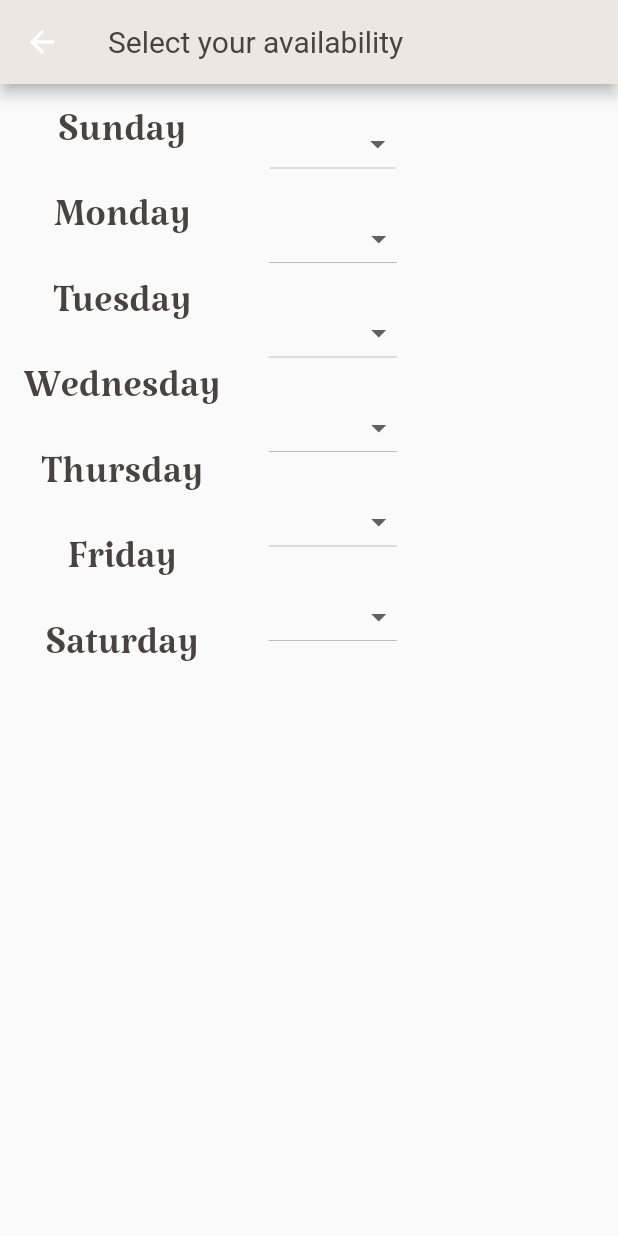
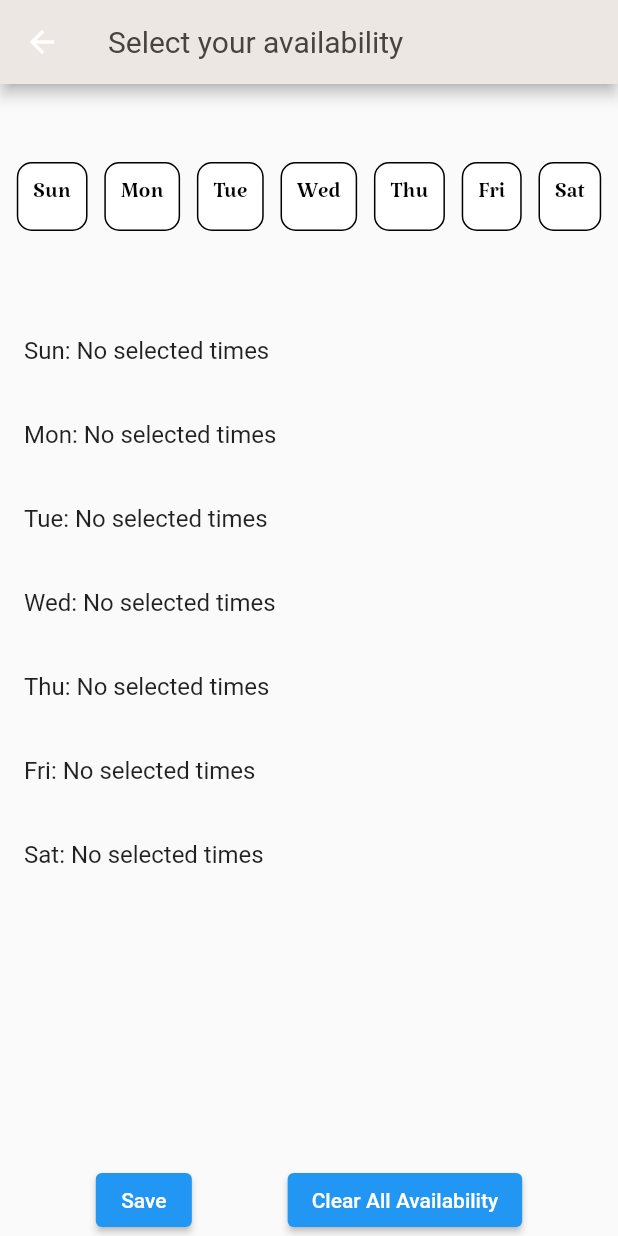
Before and after one commit to matt0125/Scheduler, a Flutter app: the AvailabilityScreen screen opened directly, on a phone screen of 412 x 824 dp. Run offline on Flutter 3.47's test engine with Material 2 defaults, Android fonts, the phone set to English and light mode, and no system bars; our stand-ins replace shared_preferences, table_calendar; accounts and stored records are empty.

Commit message:
Changed availability page
Still a work in progress

```diff
--- a/sched/lib/Pages/availability.dart
+++ b/sched/lib/Pages/availability.dart
@@ -1,178 +1,204 @@
 import 'package:flutter/material.dart';
+import 'package:shared_preferences/shared_preferences.dart';
 
-class AvailabilityScreen extends StatelessWidget {
+class AvailabilityScreen extends StatefulWidget {
+  @override
+  _AvailabilityScreenState createState() => _AvailabilityScreenState();
+}
+
+class _AvailabilityScreenState extends State<AvailabilityScreen> {
+  List<String> daysOfWeek = ['Sun', 'Mon', 'Tue', 'Wed', 'Thu', 'Fri', 'Sat'];
+  List<List<bool>> availability = List.generate(7, (index) => List.filled(24, false));
+  List<List<String>> selectedTimes = List.generate(7, (index) => []);
+
+  int selectedDayIndex = -1;
+
+  @override
+  void initState() {
+    super.initState();
+    // Load saved availability from SharedPreferences
+    loadAvailability();
+  }
+
   @override
   Widget build(BuildContext context) {
     return Scaffold(
       appBar: AppBar(
-        title: Text(
-          'Select your availability',
-          style: TextStyle(
-            color: Color(0xFF49423E),
-          ),
-        ),
+        title: Text('Select your availability', style: TextStyle(color: Color(0xFF49423E))),
       ),
-      body: Row(
+      body: Column(
         children: [
-          // Days of the week column
-          Container(
-            padding: EdgeInsets.all(16),
-            child: Column(
-              children: [
-                Text(
-                  'Sunday',
-                  style: TextStyle(
-                    fontFamily: 'Katibeh',
-                    fontSize: 35,
-                    color: Color(0xFF49423E),
+          // Days of the week row
+          AnimatedContainer(
+            duration: Duration(milliseconds: 500),
+            height: selectedDayIndex != -1 ? 50 : 150, // Adjusted height for animation
+            child: Row(
+              mainAxisAlignment: MainAxisAlignment.spaceEvenly,
+              children: daysOfWeek
+                  .asMap()
+                  .entries
+                  .map((entry) => GestureDetector(
+                onTap: () {
+                  setState(() {
+                    selectedDayIndex = selectedDayIndex == entry.key ? -1 : entry.key;
+                  });
+                },
+                child: Container(
+                  padding: EdgeInsets.all(10),
+                  decoration: BoxDecoration(
+                    color: selectedDayIndex == entry.key ? Color(0xFFB1947B) : Colors.white,
+                    border: Border.all(color: Colors.black),
+                    borderRadius: BorderRadius.circular(10),
                   ),
+                  child: Text(entry.value, style: TextStyle(fontFamily: 'Katibeh', fontSize: 20, color: Colors.black)),
                 ),
-                SizedBox(height: 15), // Add space between Sunday and Monday
-                Text(
-                  'Monday',
-                  style: TextStyle(
-                    fontFamily: 'Katibeh',
-                    fontSize: 35,
-                    color: Color(0xFF49423E),
-                  ),
-                ),
-                SizedBox(height: 15), // Add space between Monday and Tuesday
-                Text(
-                  'Tuesday',
-                  style: TextStyle(
-                    fontFamily: 'Katibeh',
-                    fontSize: 35,
-                    color: Color(0xFF49423E),
-                  ),
-                ),
-                SizedBox(height: 15), // Add space between Tuesday and Wednesday
-                Text(
-                  'Wednesday',
-                  style: TextStyle(
-                    fontFamily: 'Katibeh',
-                    fontSize: 35,
-                    color: Color(0xFF49423E),
-                  ),
-                ),
-                SizedBox(height: 15), // Add space between Wednesday and Thursday
-                Text(
-                  'Thursday',
-                  style: TextStyle(
-                    fontFamily: 'Katibeh',
-                    fontSize: 35,
-                    color: Color(0xFF49423E),
-                  ),
-                ),
-                SizedBox(height: 15), // Add space between Thursday and Friday
-                Text(
-                  'Friday',
-                  style: TextStyle(
-                    fontFamily: 'Katibeh',
-                    fontSize: 35,
-                    color: Color(0xFF49423E),
-                  ),
-                ),
-                SizedBox(height: 15), // Add space between Friday and Saturday
-                Text(
-                  'Saturday',
-                  style: TextStyle(
-                    fontFamily: 'Katibeh',
-                    fontSize: 35,
-                    color: Color(0xFF49423E),
-                  ),
-                ),
-              ],
+              ))
+                  .toList(),
             ),
           ),
-          // Drop-down boxes
-          Container(
-            padding: EdgeInsets.all(16),
-            child: Column(
-              children: [
-                DropdownButton<String>(
-                  items: ['Option 1', 'Option 2', 'Option 3']
-                      .map((String value) {
-                    return DropdownMenuItem<String>(
-                      value: value,
-                      child: Text(value),
+          // Selected day hours
+          if (selectedDayIndex != -1)
+            Expanded(
+              child: SingleChildScrollView(
+                child: GridView.builder(
+                  gridDelegate: SliverGridDelegateWithFixedCrossAxisCount(crossAxisCount: 4),
+                  itemCount: 24,
+                  shrinkWrap: true,
+                  itemBuilder: (context, index) {
+                    return GestureDetector(
+                      onTap: () {
+                        setState(() {
+                          availability[selectedDayIndex][index] = !availability[selectedDayIndex][index];
+                          if (availability[selectedDayIndex][index]) {
+                            updateSelectedTimes(selectedDayIndex, index, true);
+                          } else {
+                            updateSelectedTimes(selectedDayIndex, index, false);
+                          }
+                        });
+                      },
+                      child: Container(
+                        decoration: BoxDecoration(
+                            border: Border.all(color: Colors.black),
+                            color: availability[selectedDayIndex][index] ? Color(0xFFCDBFB6) : Colors.white),
+                        child: Center(
+                          child: Text(
+                            '${index % 12 == 0 ? 12 : index % 12}:00 ${index < 12 ? 'AM' : 'PM'}',
+                            style: TextStyle(fontSize: 14, color: Colors.black),
+                          ),
+                        ),
+                      ),
                     );
-                  }).toList(),
-                  onChanged: (String? newValue) {
-                    // Handle the drop-down value change
                   },
                 ),
-                SizedBox(height: 15), // Add space between drop-down boxes
-                DropdownButton<String>(
-                  items: ['Option A', 'Option B', 'Option C']
-                      .map((String value) {
-                    return DropdownMenuItem<String>(
-                      value: value,
-                      child: Text(value),
-                    );
-                  }).toList(),
-                  onChanged: (String? newValue) {
-                    // Handle the drop-down value change
-                  },
-                ),
-                SizedBox(height: 15),
-                DropdownButton<String>(
-                  items: ['Option A', 'Option B', 'Option C']
-                      .map((String value) {
-                    return DropdownMenuItem<String>(
-                      value: value,
-                      child: Text(value),
-                    );
-                  }).toList(),
-                  onChanged: (String? newValue) {
-                    // Handle the drop-down value change
-                  },
-                ),
-                SizedBox(height: 15),
-                DropdownButton<String>(
-                  items: ['Option A', 'Option B', 'Option C']
-                      .map((String value) {
-                    return DropdownMenuItem<String>(
-                      value: value,
-                      child: Text(value),
-                    );
-                  }).toList(),
-                  onChanged: (String? newValue) {
-                    // Handle the drop-down value change
-                  },
-                ),
-                SizedBox(height: 15),
-                DropdownButton<String>(
-                  items: ['Option A', 'Option B', 'Option C']
-                      .map((String value) {
-                    return DropdownMenuItem<String>(
-                      value: value,
-                      child: Text(value),
-                    );
-                  }).toList(),
-                  onChanged: (String? newValue) {
-                    // Handle the drop-down value change
-                  },
-                ),
-                SizedBox(height: 15),
-                DropdownButton<String>(
-                  items: ['Option A', 'Option B', 'Option C']
-                      .map((String value) {
-                    return DropdownMenuItem<String>(
-                      value: value,
-                      child: Text(value),
-                    );
-                  }).toList(),
-                  onChanged: (String? newValue) {
-                    // Handle the drop-down value change
-                  },
-                ),
-                // Add space between drop-down boxes
-                // Repeat for other days of the week
-              ],
+              ),
             ),
+          // Selected times for each day
+          Expanded(
+            child: ListView.builder(
+              itemCount: daysOfWeek.length,
+              itemBuilder: (context, dayIndex) {
+                return ListTile(
+                  title: Text(
+                    '${daysOfWeek[dayIndex]}: ${formatSelectedTimes(selectedTimes[dayIndex])}',
+                    style: TextStyle(fontSize: 16),
+                  ),
+                );
+              },
+            ),
+          ),
+          // Save and Clear All Availability buttons
+          Row(
+            mainAxisAlignment: MainAxisAlignment.spaceEvenly,
+            children: [
+              ElevatedButton(
+                onPressed: () {
+                  saveAvailability();
+                },
+                child: Text('Save'),
+              ),
+              ElevatedButton(
+                onPressed: () {
+                  clearAllAvailability();
+                },
+                child: Text('Clear All Availability'),
+              ),
+            ],
           ),
         ],
       ),
     );
   }
+
+  void updateSelectedTimes(int dayIndex, int timeIndex, bool isAdding) {
+    if (isAdding) {
+      selectedTimes[dayIndex].add('${timeIndex % 12 == 0 ? 12 : timeIndex % 12}:00 ${timeIndex < 12 ? 'AM' : 'PM'}');
+    } else {
+      selectedTimes[dayIndex].remove('${timeIndex % 12 == 0 ? 12 : timeIndex % 12}:00 ${timeIndex < 12 ? 'AM' : 'PM'}');
+    }
+    selectedTimes[dayIndex].sort((a, b) => int.parse(a.split(':')[0]).compareTo(int.parse(b.split(':')[0])));
+  }
+
+  String formatSelectedTimes(List<String> times) {
+    if (times.isEmpty) return 'No selected times';
+    List<String> formattedTimes = [];
+    int start = 0, end = 0;
+    for (int i = 1; i < times.length; i++) {
+      if (int.parse(times[i - 1].split(':')[0]) + 1 == int.parse(times[i].split(':')[0]) &&
+          times[i - 1].split(' ')[1] == times[i].split(' ')[1]) {
+        end = i;
+      } else {
+        if (start == end) {
+          formattedTimes.add(times[start]);
+        } else {
+          formattedTimes.add('${times[start]}-${times[end]}');
+        }
+        start = end = i;
+      }
+    }
+    if (start == end) {
+      formattedTimes.add(times[start]);
+    } else {
+      formattedTimes.add('${times[start]}-${times[end]}');
+    }
+    return formattedTimes.join(', ');
+  }
+
+  // Save availability to SharedPreferences
+  Future<void> saveAvailability() async {
+    SharedPreferences prefs = await SharedPreferences.getInstance();
+    for (int i = 0; i < daysOfWeek.length; i++) {
+      prefs.setStringList('$i', selectedTimes[i]);
+    }
+  }
+
+  // Load availability from SharedPreferences
+  Future<void> loadAvailability() async {
+    SharedPreferences prefs = await SharedPreferences.getInstance();
+    for (int i = 0; i < daysOfWeek.length; i++) {
+      List<String>? savedTimes = prefs.getStringList('$i');
+      if (savedTimes != null) {
+        selectedTimes[i] = savedTimes;
+        for (String time in savedTimes) {
+          int timeIndex = int.parse(time.split(':')[0]);
+          availability[i][timeIndex] = true;
+        }
+      }
+    }
+    setState(() {}); // Force a rebuild of the widget
+  }
+
+  // Clear all selected times
+  void clearAllAvailability() {
+    for (int i = 0; i < daysOfWeek.length; i++) {
+      selectedTimes[i].clear();
+      for (int j = 0; j < 24; j++) {
+        availability[i][j] = false;
+      }
+    }
+    setState(() {});
+  }
 }
+
+void main() {
+  runApp(MaterialApp(home: AvailabilityScreen()));
+}
```
Also changed, not shown: sched/pubspec.yaml (+4 -21 lines).
